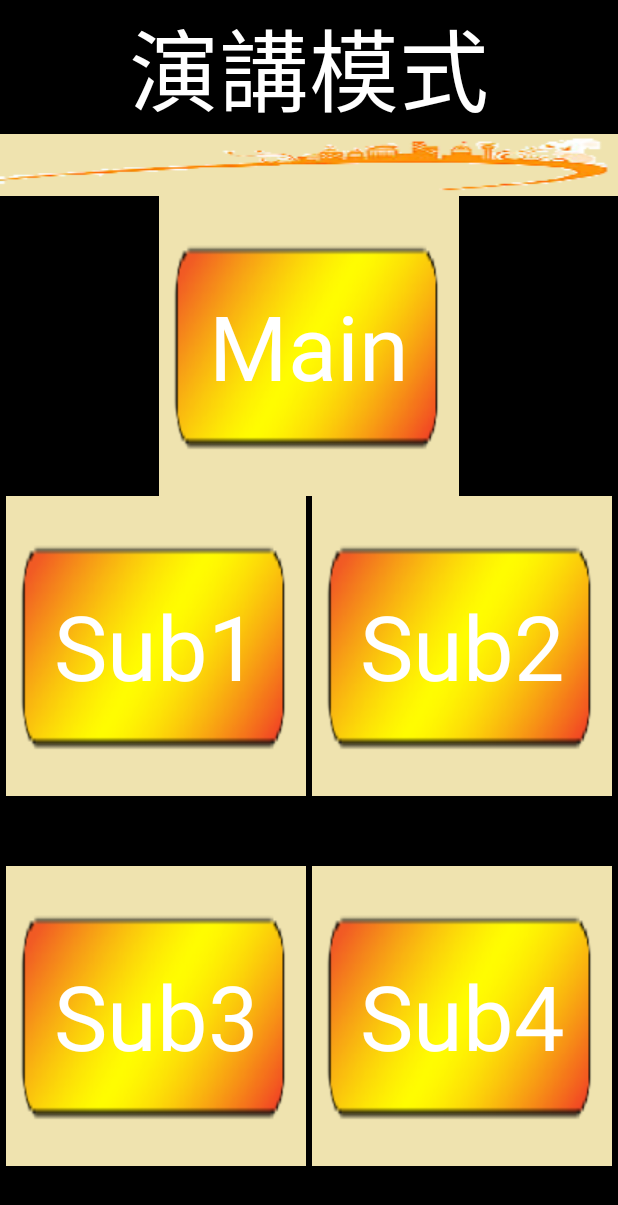
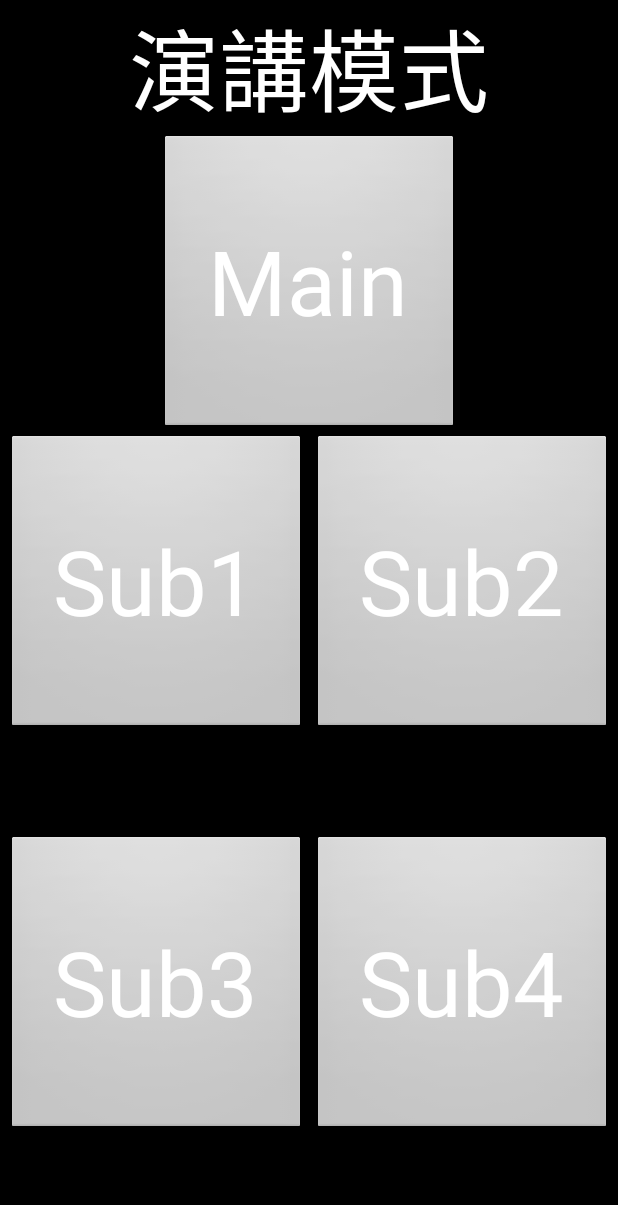
Before and after one commit to msn9110/MyTalker, an Android app: the Speech_Mode_Menu screen opened directly, with no data from a screen before it, on a phone screen of 412 x 824 dp. Shown: the top 1205 px of the screen. Run offline under Robolectric (Android 15) with nearby library versions, the phone set to English and light mode, and no system bars.

Commit message:
Add files via upload

```diff
--- a/app/src/main/res/layout/speech_menu.xml
+++ b/app/src/main/res/layout/speech_menu.xml
@@ -10,20 +10,13 @@
         android:text="演講模式"
         android:textSize="60dp"
         android:layout_gravity="center"
-        android:textColor="@color/MainText"></TextView>
-    <TextView
-        android:layout_width="match_parent"
-        android:layout_height="wrap_content"
-        android:text=""
-        android:textSize="30dp"
-        android:layout_gravity="center"
-        android:background="@drawable/line"
-        android:textColor="@color/MainText"></TextView>
+        android:textColor="@color/MainText">
+    </TextView>
+
 
     <Button
         android:layout_width="200dp"
         android:layout_height="200dp"
-        android:background="@drawable/button"
         android:textSize="60dp"
         android:text="Main"
         android:layout_gravity="center"
@@ -35,50 +28,87 @@
         android:layout_width="match_parent"
         android:layout_height="wrap_content"
         android:layout_weight="1">
-        <TextView android:layout_weight="1" android:layout_width="wrap_content" android:layout_height="wrap_content" android:text="" android:textSize="45dp"></TextView>
+
+        <TextView
+            android:layout_weight="1"
+            android:layout_width="wrap_content"
+            android:layout_height="wrap_content"
+            android:text=""
+            android:textSize="45dp">
+
+        </TextView>
         <Button
             android:layout_width="200dp"
             android:layout_height="200dp"
-            android:background="@drawable/button"
             android:textSize="60dp"
             android:text="Sub1"
             android:id="@+id/btn_speech_sub1"
             android:textColor="@color/MainText"/>
-        <TextView android:layout_weight="1" android:layout_width="wrap_content" android:layout_height="wrap_content" android:text="" android:textSize="45dp"></TextView>
+        <TextView
+            android:layout_weight="1"
+            android:layout_width="wrap_content"
+            android:layout_height="wrap_content"
+            android:text=""
+            android:textSize="45dp">
 
+        </TextView>
         <Button
             android:layout_width="200dp"
             android:layout_height="200dp"
-            android:background="@drawable/button"
             android:textSize="60dp"
             android:text="Sub2"
             android:id="@+id/btn_speech_sub2"
             android:textColor="@color/MainText"/>
-        <TextView android:layout_weight="1" android:layout_width="wrap_content" android:layout_height="wrap_content" android:text="" android:textSize="45dp"></TextView>
-    </LinearLayout>
+        <TextView
+            android:layout_weight="1"
+            android:layout_width="wrap_content"
+            android:layout_height="wrap_content"
+            android:text=""
+            android:textSize="45dp">
+
+        </TextView>    </LinearLayout>
     <LinearLayout
         android:orientation="horizontal"
         android:layout_width="match_parent"
         android:layout_height="wrap_content"
         android:layout_weight="1">
-        <TextView android:layout_weight="1" android:layout_width="wrap_content" android:layout_height="wrap_content" android:text="" android:textSize="45dp"></TextView>
+        <TextView
+            android:layout_weight="1"
+            android:layout_width="wrap_content"
+            android:layout_height="wrap_content"
+            android:text=""
+            android:textSize="45dp">
+
+        </TextView>
         <Button
             android:layout_width="200dp"
             android:layout_height="200dp"
-            android:background="@drawable/button"
             android:textSize="60dp"
             android:text="Sub3"
             android:id="@+id/btn_speech_sub3"
             android:textColor="@color/MainText"/>
-        <TextView android:layout_weight="1" android:layout_width="wrap_content" android:layout_height="wrap_content" android:text="" android:textSize="45dp"></TextView>
+        <TextView
+            android:layout_weight="1"
+            android:layout_width="wrap_content"
+            android:layout_height="wrap_content"
+            android:text=""
+            android:textSize="45dp">
+
+        </TextView>
         <Button
             android:layout_width="200dp"
             android:layout_height="200dp"
-            android:background="@drawable/button"
             android:textSize="60dp"
             android:text="Sub4"
             android:id="@+id/btn_speech_sub4"
             android:textColor="@color/MainText"/>
-        <TextView android:layout_weight="1" android:layout_width="wrap_content" android:layout_height="wrap_content" android:text="" android:textSize="45dp"></TextView>
+        <TextView
+            android:layout_weight="1"
+            android:layout_width="wrap_content"
+            android:layout_height="wrap_content"
+            android:text=""
+            android:textSize="45dp">
+
+        </TextView>
     </LinearLayout>
 </LinearLayout>
```
Also changed, not shown: app/src/main/res/layout/device_detail.xml (+0 -8 lines), app/src/main/res/layout/info.xml (+3 -9 lines), app/src/main/res/layout/activity_client.xml (line endings or trailing spaces), app/src/main/res/layout/activity_server.xml (line endings or trailing spaces), app/src/main/res/layout/db_manager.xml (line endings or trailing spaces), app/src/main/res/layout/device_list.xml (line endings or trailing spaces), app/src/main/res/layout/main.xml (line endings or trailing spaces), app/src/main/res/layout/move_menu.xml (line endings or trailing spaces), app/src/main/res/layout/myspinner.xml (line endings or trailing spaces), app/src/main/res/layout/row_devices.xml (line endings or trailing spaces), app/src/main/res/layout/speech_list.xml (line endings or trailing spaces), app/src/main/res/layout/start_menu.xml (line endings or trailing spaces), app/src/main/res/layout/welcome_page.xml (line endings or trailing spaces).
